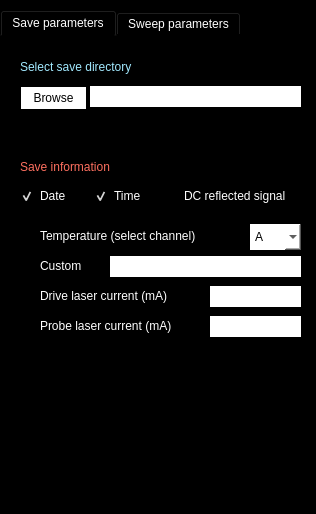
Before: the Qt Designer form spectrum_recorder/sweeper.ui in floriantheuss/RDS_measure, drawn with Qt 5.
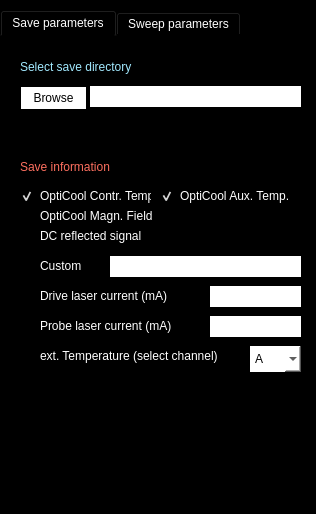
After: the same form once the commit is applied.

Commit message: add opticool and make related changes

Diff of the .ui file:
```diff
--- a/spectrum_recorder/sweeper.ui
+++ b/spectrum_recorder/sweeper.ui
@@ -40,8 +40,8 @@
      <widget class="QCheckBox" name="dcSignalCheck">
       <property name="geometry">
        <rect>
-        <x>164</x>
-        <y>150</y>
+        <x>20</x>
+        <y>190</y>
         <width>141</width>
         <height>20</height>
        </rect>
@@ -81,7 +81,7 @@
       <property name="geometry">
        <rect>
         <x>20</x>
-        <y>190</y>
+        <y>310</y>
         <width>211</width>
         <height>20</height>
        </rect>
@@ -93,7 +93,7 @@
 selection-background-color: rgb(255, 255, 255);</string>
       </property>
       <property name="text">
-       <string>Temperature (select channel)</string>
+       <string>ext. Temperature (select channel)</string>
       </property>
      </widget>
      <widget class="QLineEdit" name="customNameLine">
@@ -189,51 +189,6 @@
        <bool>false</bool>
       </property>
      </widget>
-     <widget class="QCheckBox" name="timeCheck">
-      <property name="geometry">
-       <rect>
-        <x>94</x>
-        <y>150</y>
-        <width>61</width>
-        <height>20</height>
-       </rect>
-      </property>
-      <property name="styleSheet">
-       <string notr="true">color: rgb(255, 255, 255);
-background-color: rgb(0, 0, 0);
-selection-color: rgb(0, 0, 0);
-selection-background-color: rgb(255, 255, 255);</string>
-      </property>
-      <property name="text">
-       <string>Time</string>
-      </property>
-      <property name="checked">
-       <bool>true</bool>
-      </property>
-     </widget>
-     <widget class="QCheckBox" name="dateCheck">
-      <property name="geometry">
-       <rect>
-        <x>20</x>
-        <y>150</y>
-        <width>61</width>
-        <height>20</height>
-       </rect>
-      </property>
-      <property name="styleSheet">
-       <string notr="true">color: rgb(255, 255, 255);
-background-color: rgb(0, 0, 0);
-selection-color: rgb(0, 0, 0);
-selection-background-color: rgb(255, 255, 255);
-border-color: rgb(255, 255, 255);</string>
-      </property>
-      <property name="text">
-       <string>Date</string>
-      </property>
-      <property name="checked">
-       <bool>true</bool>
-      </property>
-     </widget>
      <widget class="QLabel" name="label_2">
       <property name="geometry">
        <rect>
@@ -292,7 +247,7 @@
       <property name="geometry">
        <rect>
         <x>250</x>
-        <y>188</y>
+        <y>310</y>
         <width>51</width>
         <height>26</height>
        </rect>
@@ -340,6 +295,73 @@
 background-color: rgb(255, 255, 255);</string>
       </property>
      </widget>
+     <widget class="QCheckBox" name="opticoolAuxTempCheck">
+      <property name="geometry">
+       <rect>
+        <x>160</x>
+        <y>150</y>
+        <width>131</width>
+        <height>20</height>
+       </rect>
+      </property>
+      <property name="styleSheet">
+       <string notr="true">color: rgb(255, 255, 255);
+background-color: rgb(0, 0, 0);
+selection-color: rgb(0, 0, 0);
+selection-background-color: rgb(255, 255, 255);</string>
+      </property>
+      <property name="text">
+       <string>OptiCool Aux. Temp.</string>
+      </property>
+      <property name="checked">
+       <bool>true</bool>
+      </property>
+     </widget>
+     <widget class="QCheckBox" name="opticoolMagnetCheck">
+      <property name="geometry">
+       <rect>
+        <x>20</x>
+        <y>170</y>
+        <width>141</width>
+        <height>20</height>
+       </rect>
+      </property>
+      <property name="styleSheet">
+       <string notr="true">color: rgb(255, 255, 255);
+background-color: rgb(0, 0, 0);
+selection-color: rgb(0, 0, 0);
+selection-background-color: rgb(255, 255, 255);</string>
+      </property>
+      <property name="text">
+       <string>OptiCool Magn. Field</string>
+      </property>
+      <property name="checked">
+       <bool>false</bool>
+      </property>
+     </widget>
+     <widget class="QCheckBox" name="opticoolControlTempCheck">
+      <property name="geometry">
+       <rect>
+        <x>20</x>
+        <y>150</y>
+        <width>131</width>
+        <height>20</height>
+       </rect>
+      </property>
+      <property name="styleSheet">
+       <string notr="true">color: rgb(255, 255, 255);
+background-color: rgb(0, 0, 0);
+selection-color: rgb(0, 0, 0);
+selection-background-color: rgb(255, 255, 255);
+border-color: rgb(255, 255, 255);</string>
+      </property>
+      <property name="text">
+       <string>OptiCool Contr. Temp.</string>
+      </property>
+      <property name="checked">
+       <bool>true</bool>
+      </property>
+     </widget>
     </widget>
     <widget class="QWidget" name="tab_2">
      <attribute name="title">
```
Left out of the diff: 2 changed lines with no effect on the pictures. The commit also changes 7 other files.
